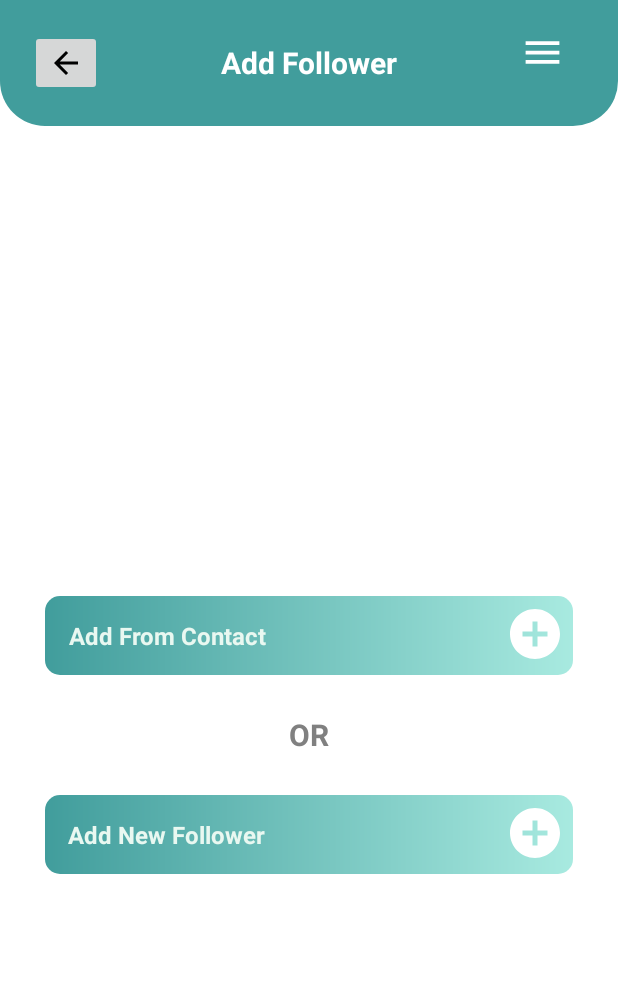
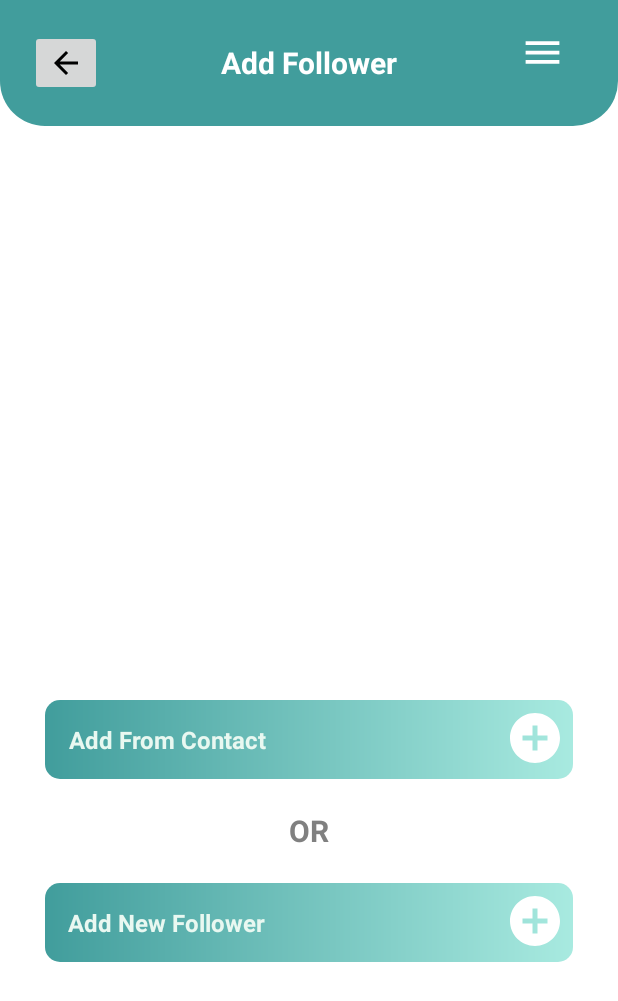
Before and after one commit to ghoPritha/ShieldX, an Android app: the HomePage screen opened directly, with no data from a screen before it, after a tap on "Add Follower", on a phone screen of 412 x 824 dp. Shown: the top 1001 px of the screen. Run offline under Robolectric (Android 15) with nearby library versions, the phone set to English and light mode, and no system bars; our stand-ins replace Firebase (no records; nobody signed in at launch, a user with empty details on screens opened directly).

Commit message:
AddFollowers on Homepage UI changes

```diff
--- a/app/src/main/java/com/example/shieldx/AddFollower.java
+++ b/app/src/main/java/com/example/shieldx/AddFollower.java
@@ -4,12 +4,14 @@ import android.Manifest;
 import android.content.Intent;
 import android.content.pm.PackageManager;
 import android.database.Cursor;
+import android.graphics.Color;
 import android.net.Uri;
 import android.os.Bundle;
 import android.provider.ContactsContract;
 import android.view.View;
 import android.widget.ImageButton;
 import android.widget.ImageView;
+import android.widget.RelativeLayout;
 import android.widget.TextView;
 import android.widget.Toast;
 
@@ -26,6 +28,7 @@ import com.example.shieldx.Util.DBHelper;
 import com.example.shieldx.DAO.Follower;
 import com.example.shieldx.Util.MainAdapter;
 import com.example.shieldx.DAO.User;
+import com.google.android.gms.maps.SupportMapFragment;
 import com.google.firebase.database.DataSnapshot;
 import com.google.firebase.database.DatabaseError;
 import com.google.firebase.database.DatabaseReference;
@@ -54,6 +57,7 @@ public class AddFollower extends AppCompatActivity {
     int maxId = 0;
     ArrayList<Follower> followerList = new ArrayList<>();
     ArrayList<String> nameList = new ArrayList<>();
+    Boolean isTheAddFollowerfromActivity;
 
     @Override
     protected void onCreate(Bundle savedInstanceState) {
@@ -66,12 +70,15 @@ public class AddFollower extends AppCompatActivity {
         DB = new DBHelper(this);
 
         //assign variable
-        backButton = findViewById(R.id.backButton);
-        recyclerView = findViewById(R.id.recyclerView);
-        addFromContact = findViewById(R.id.addFromContact);
-        addFromMyFollower = findViewById(R.id.addFromMyFollower);
-        addFromNewFollower = findViewById(R.id.addfromNewFoollower);
-        userName = (TextView) findViewById(R.id.userName);
+//        backButton = findViewById(R.id.backButton);
+//        recyclerView = findViewById(R.id.recyclerView);
+//        addFromContact = findViewById(R.id.addFromContact);
+//        addFromMyFollower = findViewById(R.id.addFromMyFollower);
+//        addFromNewFollower = findViewById(R.id.addfromNewFoollower);
+//        userName = (TextView) findViewById(R.id.userName);
+        isTheAddFollowerfromActivity = (Boolean) intent.getSerializableExtra("isTheAddFollowerfromActivity");
+
+        IntializeView();
 
         if (userData != null)
             userId = userData.getUserId();
@@ -272,4 +279,20 @@ public class AddFollower extends AppCompatActivity {
         });
 
     }
+    private void IntializeView() {
+        //assign variable
+        backButton = findViewById(R.id.backButton);
+        recyclerView = findViewById(R.id.recyclerView);
+        addFromContact = findViewById(R.id.addFromContact);
+        addFromMyFollower = findViewById(R.id.addFromMyFollower);
+        RelativeLayout fromMyFollower = findViewById(R.id.fromMyFollower);
+        TextView extraOR = findViewById(R.id.extraOR);
+        addFromNewFollower = findViewById(R.id.addfromNewFoollower);
+        userName = (TextView) findViewById(R.id.userName);
+        if (!isTheAddFollowerfromActivity) {
+            addFromMyFollower.setVisibility(View.GONE);
+            fromMyFollower.setVisibility(View.GONE);
+            extraOR.setVisibility(View.GONE);
+        }
+    }
 }
--- a/app/src/main/java/com/example/shieldx/HomePage.java
+++ b/app/src/main/java/com/example/shieldx/HomePage.java
@@ -68,9 +68,10 @@ public class HomePage extends AppCompatActivity implements NavigationView.OnNavi
         addFollower.setOnClickListener(new View.OnClickListener() {
             @Override
             public void onClick(View v) {
-                Intent myIntent = new Intent(HomePage.this, HomepageAddFollower.class);
+                Intent myIntent = new Intent(HomePage.this, AddFollower.class);
                 myIntent.putExtra("user_key", userData);
                 myIntent.putExtra("comingFromNeworExisting", false);
+                myIntent.putExtra("isTheAddFollowerfromActivity", false);
                 startActivity(myIntent);
             }
         });
--- a/app/src/main/java/com/example/shieldx/NewActivityPage.java
+++ b/app/src/main/java/com/example/shieldx/NewActivityPage.java
@@ -59,6 +59,7 @@ public class NewActivityPage extends AppCompatActivity {
     ArrayList<ContactModel> contactList = new ArrayList<>();
     MainAdapter adapter;
     private APIService apiService;
+    Boolean isTheAddFollowerfromActivity;
 
     Button startActivityButton;
     private static final int FOLLOWER_ADDED = 1;
@@ -152,6 +153,7 @@ public class NewActivityPage extends AppCompatActivity {
             public void onClick(View view) {
                 Intent myIntent = new Intent(NewActivityPage.this, AddFollower.class);
                 myIntent.putExtra("user_key", (Serializable) userData);
+                myIntent.putExtra("isTheAddFollowerfromActivity", true);
                 startActivityForResult(myIntent, FOLLOWER_ADDED);
             }
         });
--- a/app/src/main/res/layout/activity_add_follower.xml
+++ b/app/src/main/res/layout/activity_add_follower.xml
@@ -111,6 +111,7 @@
             </RelativeLayout>
 
             <TextView
+                android:id="@+id/extraOR"
                 android:layout_width="40sp"
                 android:layout_height="40sp"
                 android:gravity="center"
```
